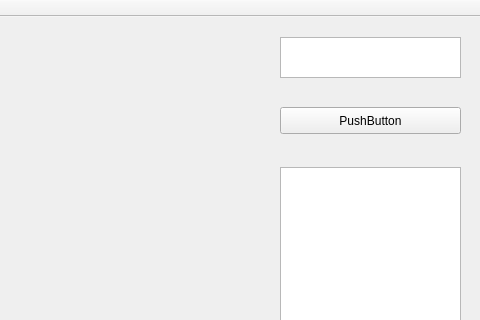
borisRobson/addUser-qt, file mainwindow.ui: the form before one commit; both pictures show x 380 to 860 and y 0 to 320 of the 860 by 540 pixel window.
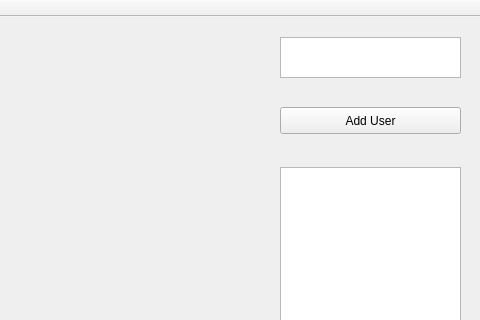
The form after the commit.

Diff of the .ui file:
```diff
--- a/mainwindow.ui
+++ b/mainwindow.ui
@@ -24,7 +24,7 @@
      </rect>
     </property>
     <property name="text">
-     <string>PushButton</string>
+     <string>Add User</string>
     </property>
    </widget>
    <widget class="QTextEdit" name="textEdit">
```
